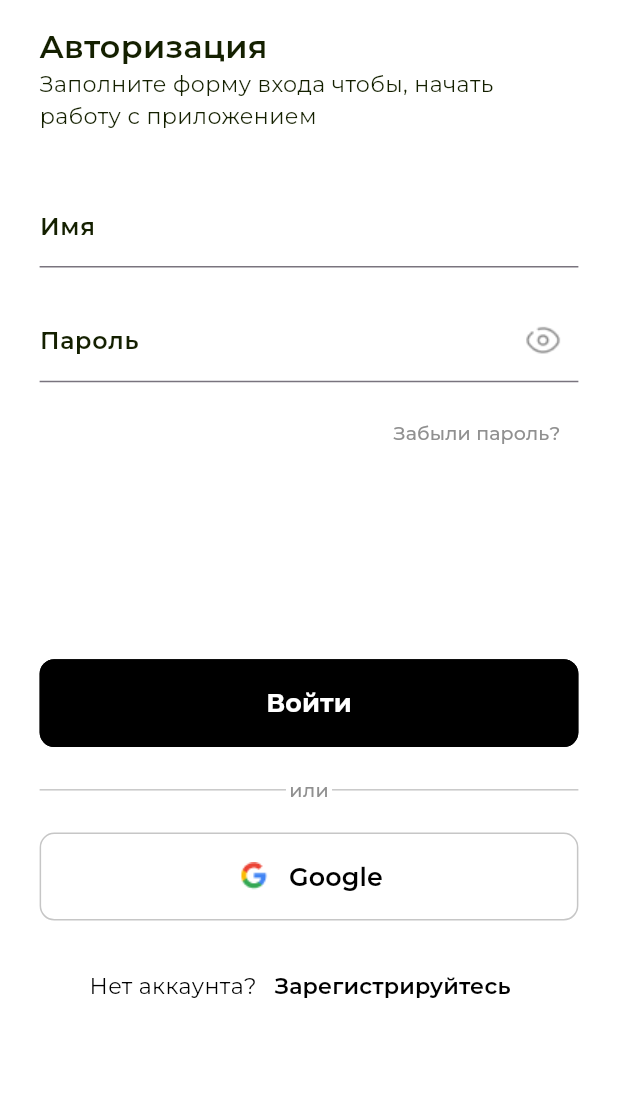
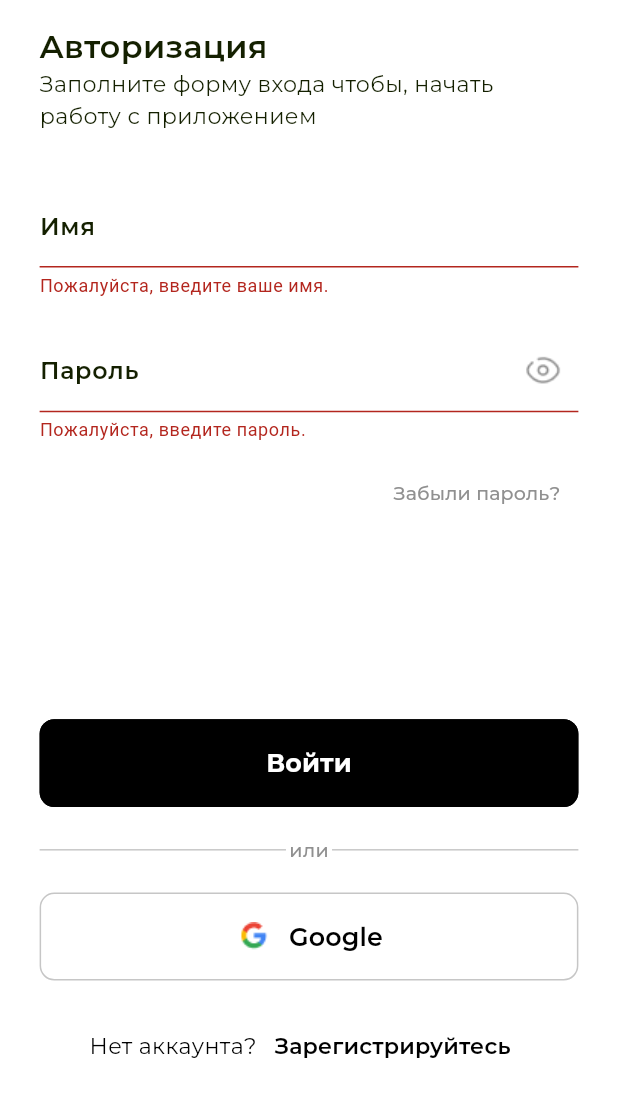
Before and after one commit to newpoluton-alt/move-mates-cross, a Flutter app: the LoginPage screen opened by its route, after a tap on "Войти", on a phone screen of 412 x 824 dp, the part 61-1178 px from its top. Run offline on Flutter 3.47's test engine with Material 2 defaults, Android fonts, the phone set to English and light mode, and no system bars; our stand-ins replace email_validator, flutter_screenutil, google_fonts, intl_phone_field.

Commit message:
signup_page_fourth_stage_validation

```diff
--- a/lib/main.dart
+++ b/lib/main.dart
@@ -1,8 +1,8 @@
 import 'package:flutter/material.dart';
 import 'package:flutter_screenutil/flutter_screenutil.dart';
-import 'package:move_mates_android/ui/login_and_signup/login/login_page.dart';
-import 'package:move_mates_android/ui/login_and_signup/login_and_signup_page.dart';
-import 'package:move_mates_android/ui/login_and_signup/signup/signup_page.dart';
+import 'package:move_mates_android/ui/auth/login/login_page.dart';
+import 'package:move_mates_android/ui/auth/auth_page.dart';
+import 'package:move_mates_android/ui/auth/signup/signup_page.dart';
 import 'package:move_mates_android/ui/page_view/app_page_view.dart';
 import 'package:move_mates_android/ui/theme/colors.dart';
 import 'package:move_mates_android/ui/theme/text_field_styles.dart';
--- a/lib/ui/login_and_signup/login_and_signup_page.dart
+++ b/lib/ui/auth/auth_page.dart
@@ -1,8 +1,8 @@
 import 'package:flutter/material.dart';
 import 'package:flutter_screenutil/flutter_screenutil.dart';
-import 'package:move_mates_android/ui/login_and_signup/login/login_page.dart';
-import 'package:move_mates_android/ui/login_and_signup/signup/signup_page.dart';
-import 'package:move_mates_android/ui/login_and_signup/validation_button_widget.dart';
+import 'package:move_mates_android/ui/auth/login/login_page.dart';
+import 'package:move_mates_android/ui/auth/signup/signup_page.dart';
+import 'package:move_mates_android/ui/auth/validation_button_widget.dart';
 import 'package:move_mates_android/ui/theme/text_style.dart';
 
 class LoginAndSignUpPage extends StatefulWidget {
--- a/lib/ui/login_and_signup/login/login_page.dart
+++ b/lib/ui/auth/login/login_page.dart
@@ -1,7 +1,7 @@
 import 'package:flutter/material.dart';
 import 'package:flutter_screenutil/flutter_screenutil.dart';
-import 'package:move_mates_android/ui/login_and_signup/back_button_widget.dart';
-import 'package:move_mates_android/ui/login_and_signup/login/login_text_form_widget.dart';
+import 'package:move_mates_android/ui/auth/back_button_widget.dart';
+import 'package:move_mates_android/ui/auth/login/login_text_form_widget.dart';
 import 'package:move_mates_android/ui/theme/text_style.dart';
 
 import '../../theme/colors.dart';
@@ -28,6 +28,18 @@ class _LoginPageState extends State<LoginPage> {
       _isPasswordVisible = !_isPasswordVisible;
     });
   }
+
+  void _submit(){
+    if(!mounted) {
+      return;
+    }
+    final isValid = _signupFormKey.currentState!.validate();
+    if(!isValid){
+      return;
+    }
+    _signupFormKey.currentState!.save();
+  }
+
 
   @override
   Widget build(BuildContext context) {
@@ -77,6 +89,9 @@ class _LoginPageState extends State<LoginPage> {
                 name: 'Войти',
                 textStyle: AppButtonTextStyle.regularButtonWhite,
                 buttonColor: Colors.black,
+                onPushing: (){
+                  _submit();
+                },
               ),
               SizedBox(
                 height: 20.h,
--- a/lib/ui/login_and_signup/login/login_text_form_widget.dart
+++ b/lib/ui/auth/login/login_text_form_widget.dart
@@ -22,18 +22,24 @@ class LoginTextFormWidget extends StatelessWidget {
         key: signupFormKey,
         child: Column(
           children: [
-            const TextField(
-              decoration: InputDecoration(
+            TextFormField(
+              decoration: const InputDecoration(
                 hintText: 'Enter your name',
                 labelText: 'Имя',
               ),
               keyboardType: TextInputType.name,
               textInputAction: TextInputAction.next,
+              validator: (value) {
+                if(value == null || value.isEmpty) {
+                  return 'Пожалуйста, введите ваше имя.';
+                }
+                return null;
+              },
             ),
             SizedBox(
               height: 21.h,
             ),
-            TextField(
+            TextFormField(
               obscureText: !isPasswordVisible,
               keyboardType: TextInputType.visiblePassword,
               decoration: InputDecoration(
@@ -46,6 +52,16 @@ class LoginTextFormWidget extends StatelessWidget {
                           color: isPasswordVisible
                               ? ValidationColor.signInAndSignup
                               : ValidationColor.checkBoxGrey))),
+              validator: (value) {
+                if(value == null || value.isEmpty)
+                {
+                  return 'Пожалуйста, введите пароль.';
+                }
+                else if( value.isNotEmpty && value.length < 8) {
+                  return 'Пароль должен содержать не менее 8 символов.';
+                }
+                return null;
+              },
             )
           ],
         ));
--- a/lib/ui/login_and_signup/login/move_to_registration_page_text_widget.dart
+++ b/lib/ui/auth/login/move_to_registration_page_text_widget.dart
@@ -1,7 +1,7 @@
 
 
 import 'package:flutter/material.dart';
-import 'package:move_mates_android/ui/login_and_signup/signup/signup_page.dart';
+import 'package:move_mates_android/ui/auth/signup/signup_page.dart';
 
 import '../../theme/text_style.dart';
 
--- a/lib/ui/login_and_signup/signup/signup_checkbox_widget.dart
+++ b/lib/ui/auth/signup/signup_checkbox_widget.dart
@@ -1,4 +1,5 @@
 import 'package:flutter/material.dart';
+import 'package:flutter/rendering.dart';
 import 'package:flutter_screenutil/flutter_screenutil.dart';
 
 import '../../theme/colors.dart';
@@ -9,7 +10,10 @@ class SignupCheckboxWidget extends StatelessWidget {
   final void Function() changeMind;
 
   const SignupCheckboxWidget(
-      {super.key, required this.doUserAgree, required this.changeMind});
+      {super.key,
+      required this.doUserAgree,
+      required this.changeMind,
+      });
 
   @override
   Widget build(BuildContext context) {
--- a/lib/ui/login_and_signup/signup/signup_tab_bar_widget.dart
+++ b/lib/ui/auth/signup/signup_tab_bar_widget.dart
@@ -1,7 +1,7 @@
 
 import 'package:flutter/material.dart';
 import 'package:flutter_screenutil/flutter_screenutil.dart';
-import 'package:move_mates_android/ui/login_and_signup/signup/asset_icon_widget.dart';
+import 'package:move_mates_android/ui/auth/signup/asset_icon_widget.dart';
 
 import '../../theme/colors.dart';
 import '../../theme/text_style.dart';
--- a/lib/ui/login_and_signup/signup/tab_bar_element_widget.dart
+++ b/lib/ui/auth/signup/tab_bar_element_widget.dart
@@ -1,7 +1,9 @@
+import 'package:email_validator/email_validator.dart';
 import 'package:flutter/material.dart';
 import 'package:flutter_screenutil/flutter_screenutil.dart';
+import 'package:intl_phone_field/country_picker_dialog.dart';
 import 'package:intl_phone_field/intl_phone_field.dart';
-import 'package:move_mates_android/ui/login_and_signup/signup/asset_icon_widget.dart';
+import 'package:move_mates_android/ui/auth/signup/asset_icon_widget.dart';
 
 import '../../theme/colors.dart';
 import '../constants.dart';
@@ -36,6 +38,12 @@ class TabBarElementWidget extends StatelessWidget {
             ),
             keyboardType: TextInputType.name,
             textInputAction: TextInputAction.next,
+            validator: (value) {
+              if(value == null || value.isEmpty) {
+                return 'Пожалуйста, введите ваше имя.';
+              }
+              return null;
+            },
           ),
           SizedBox(
             height: 20.h,
@@ -51,6 +59,15 @@ class TabBarElementWidget extends StatelessWidget {
             onFieldSubmitted: (value) {
               changeFocus(numberNode);
             },
+            validator: (value) {
+              if(value == null || value.isEmpty) {
+                return 'Пожалуйста, введите ваш адрес электронной почты.';
+              }
+              else if (!EmailValidator.validate(value)) {
+                return 'Пожалуйста, введите действительный Е-майл.';
+              }
+              return null;
+            },
           ),
           SizedBox(
             height: 20.h,
@@ -60,11 +77,12 @@ class TabBarElementWidget extends StatelessWidget {
             textInputAction: TextInputAction.next,
             initialCountryCode: 'KG',
             decoration: const InputDecoration(hintText: '999 999 999'),
+            invalidNumberMessage: 'Пожалуйста, введите ваш номер телефона.',
+            pickerDialogStyle: PickerDialogStyle(backgroundColor: Colors.white),
           ),
           TextFormField(
             obscureText: !isPasswordVisible,
             keyboardType: TextInputType.visiblePassword,
-
             decoration: InputDecoration(
                 labelText: 'Пароль',
                 hintText: '• • • • • • • •',
@@ -75,6 +93,16 @@ class TabBarElementWidget extends StatelessWidget {
                         color: isPasswordVisible
                             ? ValidationColor.signInAndSignup
                             : ValidationColor.checkBoxGrey))),
+            validator: (value) {
+              if(value == null || value.isEmpty)
+                {
+                  return 'Пожалуйста, введите пароль.';
+                }
+              else if( value.isNotEmpty && value.length < 8) {
+                return 'Пароль должен содержать не менее 8 символов.';
+              }
+              return null;
+            },
           )
         ],
       ),
--- a/lib/ui/login_and_signup/validation_button_widget.dart
+++ b/lib/ui/auth/validation_button_widget.dart
@@ -1,6 +1,5 @@
 import 'package:flutter/material.dart';
 import 'package:flutter_screenutil/flutter_screenutil.dart';
-import 'package:move_mates_android/ui/login_and_signup/signup/asset_icon_widget.dart';
 
 import 'constants.dart';
 
--- a/lib/ui/page_view/bottom_sheet.dart
+++ b/lib/ui/page_view/bottom_sheet.dart
@@ -1,7 +1,7 @@
 import 'package:flutter/material.dart';
 import 'package:flutter_screenutil/flutter_screenutil.dart';
 
-import '../login_and_signup/login_and_signup_page.dart';
+import '../auth/auth_page.dart';
 import '../theme/text_style.dart';
 
 class PageViewBottomSheet extends StatelessWidget {
--- a/lib/ui/theme/colors.dart
+++ b/lib/ui/theme/colors.dart
@@ -10,4 +10,5 @@ class ValidationColor{
   static const Color checkBoxGrey = Color(0xff909090);
   static const Color indicatorColor = Color(0xff3b608a);
   static const Color textFieldColor = Color(0xffc6c6c6);
+  static const Color errorColor = Color(0xffff4343);
 }
--- a/lib/ui/theme/text_style.dart
+++ b/lib/ui/theme/text_style.dart
@@ -10,7 +10,8 @@ class AppTextStyle {
   static TextStyle concernName = GoogleFonts.montserrat(
     color: Colors.white,
     fontWeight: FontWeight.w600,
-    fontSize: 48.sp,);
+    fontSize: 48.sp,
+  );
 
   static TextStyle regularWhite =
       GoogleFonts.montserrat(color: Colors.white, fontSize: 15.sp);
@@ -30,8 +31,12 @@ class AppButtonTextStyle {
 }
 
 class ValidationPageTextStyle {
+  static TextStyle textFieldError = GoogleFonts.montserrat(
+      fontSize: 10.sp, fontWeight: FontWeight.w500);
   static TextStyle signupRegular = GoogleFonts.montserrat(
-      color: Colors.black, fontSize: 14.sp,);
+    color: Colors.black,
+    fontSize: 14.sp,
+  );
   static TextStyle signupSemiBold = GoogleFonts.montserrat(
       color: Colors.black, fontSize: 14.sp, fontWeight: FontWeight.w600);
 
@@ -48,7 +53,9 @@ class ValidationPageTextStyle {
   static TextStyle toolBarRegularSemiBold = GoogleFonts.montserrat(
       color: Colors.black, fontSize: 14.sp, fontWeight: FontWeight.w600);
   static TextStyle toolBarRegularSemiBoldSelected = GoogleFonts.montserrat(
-      color: ValidationColor.indicatorColor, fontSize: 14.sp, fontWeight: FontWeight.w600);
+      color: ValidationColor.indicatorColor,
+      fontSize: 14.sp,
+      fontWeight: FontWeight.w600);
 
   static TextStyle textFieldUp = GoogleFonts.montserrat(
       color: ValidationColor.signInAndSignup,
--- a/pubspec.yaml
+++ b/pubspec.yaml
@@ -38,6 +38,7 @@ dependencies:
   flutter_screenutil: ^5.8.4
   google_fonts: ^5.1.0
   intl_phone_field: ^3.1.0
+  email_validator: ^2.1.17
 
 dev_dependencies:
   flutter_test:
```
Also changed, not shown: lib/ui/auth/signup/signup_page.dart (renamed from lib/ui/login_and_signup/signup/signup_page.dart, +23 -12 lines), lib/ui/auth/signup/tab_view_widget.dart (added, +86 -0 lines), lib/ui/login_and_signup/signup/tab_view_widget.dart (deleted, +0 -88 lines), lib/ui/auth/back_button_widget.dart (renamed from lib/ui/login_and_signup/back_button_widget.dart), lib/ui/auth/constants.dart (renamed from lib/ui/login_and_signup/constants.dart), lib/ui/auth/login/signed_divider_widget.dart (renamed from lib/ui/login_and_signup/login/signed_divider_widget.dart), lib/ui/auth/signup/asset_icon_widget.dart (renamed from lib/ui/login_and_signup/signup/asset_icon_widget.dart), pubspec.lock.
